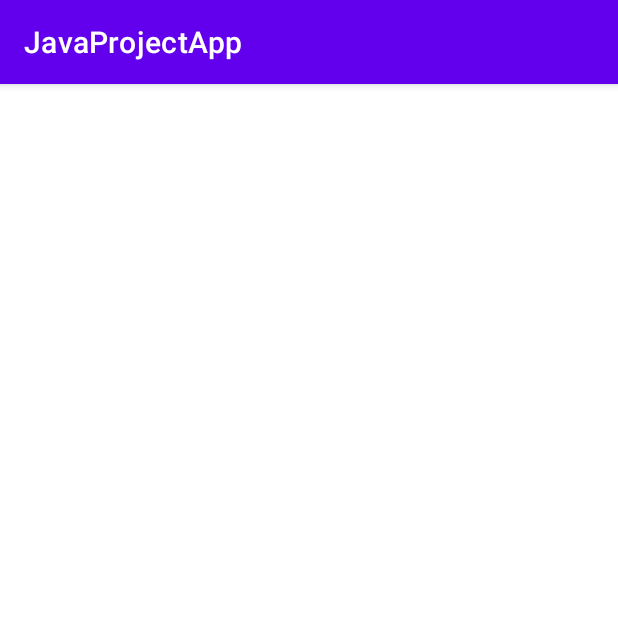
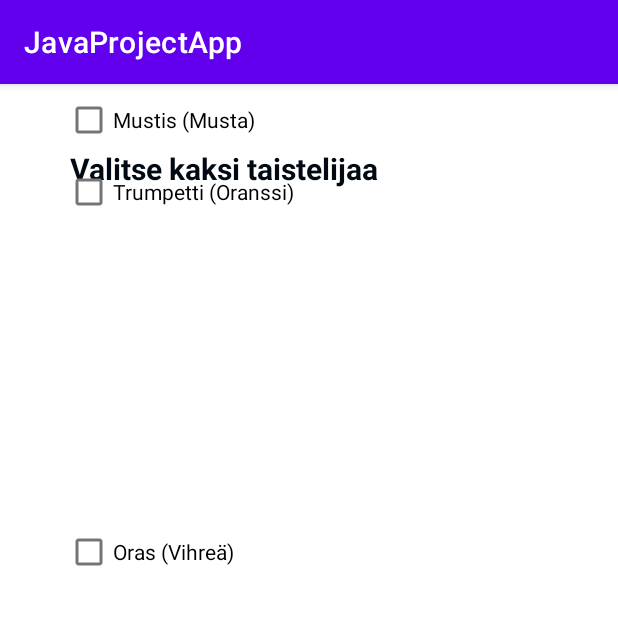
Before and after one commit to Sham-98/JavaProjectApp, an Android app: the BattleActivity screen opened directly, with no data from a screen before it, on a phone screen of 412 x 824 dp, the top half of it. Run offline under Robolectric (Android 15) with nearby library versions, the phone set to English and light mode, and no system bars.

Commit message:
Update activity_battle.xml
sham

Co-Authored-By: 84765 <123329630+84765@users.noreply.github.com>
Co-Authored-By: Destiniu <131793505+Destiniu@users.noreply.github.com>

```diff
--- a/app/src/main/res/layout/activity_battle.xml
+++ b/app/src/main/res/layout/activity_battle.xml
@@ -6,4 +6,65 @@
     android:layout_height="match_parent"
     tools:context=".BattleActivity">
 
+    <TextView
+        android:id="@+id/textView"
+        android:layout_width="309dp"
+        android:layout_height="28dp"
+        android:text="Valitse kaksi taistelijaa"
+        android:textAllCaps="false"
+        android:textColor="#010A13"
+        android:textSize="20dp"
+        android:textStyle="bold"
+        app:layout_constraintBottom_toBottomOf="parent"
+        app:layout_constraintEnd_toEndOf="parent"
+        app:layout_constraintHorizontal_bias="0.452"
+        app:layout_constraintStart_toStartOf="parent"
+        app:layout_constraintTop_toTopOf="parent"
+        app:layout_constraintVertical_bias="0.058" />
+
+    <CheckBox
+        android:id="@+id/box1"
+        android:layout_width="wrap_content"
+        android:layout_height="wrap_content"
+        android:text="Pinky (pinkki)"
+        app:layout_constraintBottom_toTopOf="@+id/Box2"
+        app:layout_constraintEnd_toEndOf="parent"
+        app:layout_constraintHorizontal_bias="0.145"
+        app:layout_constraintStart_toStartOf="parent"
+        app:layout_constraintTop_toTopOf="parent"
+        app:layout_constraintVertical_bias="1.0" />
+
+    <CheckBox
+        android:id="@+id/Box4"
+        android:layout_width="wrap_content"
+        android:layout_height="wrap_content"
+        android:layout_marginBottom="432dp"
+        android:text="Oras (Vihreä)"
+        app:layout_constraintBottom_toBottomOf="parent"
+        app:layout_constraintEnd_toEndOf="parent"
+        app:layout_constraintHorizontal_bias="0.145"
+        app:layout_constraintStart_toStartOf="parent" />
+
+    <CheckBox
+        android:id="@+id/Box3"
+        android:layout_width="wrap_content"
+        android:layout_height="wrap_content"
+        android:layout_marginBottom="112dp"
+        android:text="Trumpetti (Oranssi)"
+        app:layout_constraintBottom_toBottomOf="@+id/Box4"
+        app:layout_constraintEnd_toEndOf="parent"
+        app:layout_constraintHorizontal_bias="0.167"
+        app:layout_constraintStart_toStartOf="parent"
+        app:layout_constraintTop_toBottomOf="@+id/Box2"
+        app:layout_constraintVertical_bias="0.0" />
+
+    <CheckBox
+        android:id="@+id/Box2"
+        android:layout_width="wrap_content"
+        android:layout_height="wrap_content"
+        android:text="Mustis (Musta)"
+        app:layout_constraintEnd_toEndOf="parent"
+        app:layout_constraintHorizontal_bias="0.151"
+        app:layout_constraintStart_toStartOf="parent"
+        tools:layout_editor_absoluteY="153dp" />
 </androidx.constraintlayout.widget.ConstraintLayout>
```
